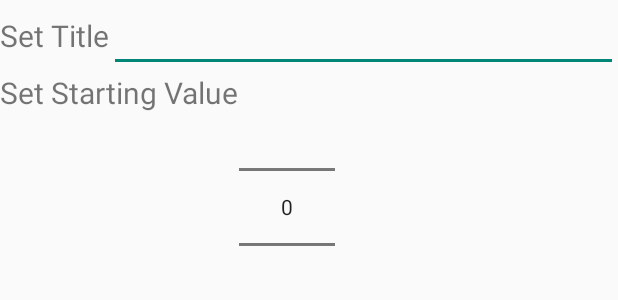
After one commit to adrsamanta/CounterApp, an Android app: the layout create_counter.xml on its own in the app's theme, with its tools: preview values and no code run, on a phone screen of 412 x 824 dp. The commit adds this screen. Shown: the top 300 px of the screen. Run offline under Robolectric (Android 15) with nearby library versions, the phone set to English and light mode, and no system bars.

Commit message:
Created Counter Creation dialog, and began process of adding titles

```diff
--- a/app/src/main/res/layout/activity_main.xml
+++ b/app/src/main/res/layout/activity_main.xml
@@ -24,7 +24,7 @@
             android:layout_height="wrap_content"
             android:text="@string/add_Counter"
             android:id="@+id/addCounterButton"
-            android:onClick="newCounter"
+            android:onClick="addCounter"
             android:layout_gravity="center_horizontal" />
     </FrameLayout>
 
--- /dev/null
+++ b/app/src/main/res/layout/create_counter.xml
@@ -0,0 +1,49 @@
+<?xml version="1.0" encoding="utf-8"?>
+<LinearLayout xmlns:android="http://schemas.android.com/apk/res/android"
+    android:orientation="vertical" android:layout_width="match_parent"
+    android:layout_height="match_parent">
+
+    <LinearLayout
+        android:orientation="horizontal"
+        android:layout_width="match_parent"
+        android:layout_height="wrap_content"
+        android:layout_gravity="center_horizontal">
+
+        <TextView
+            android:layout_width="wrap_content"
+            android:layout_height="wrap_content"
+            android:text="@string/set_title"
+            android:id="@+id/textView"
+            android:textSize="20sp" />
+
+        <EditText
+            android:layout_width="wrap_content"
+            android:layout_height="wrap_content"
+            android:id="@+id/title_Text"
+            android:textSize="20sp"
+            android:layout_weight="1" />
+    </LinearLayout>
+
+    <LinearLayout
+        android:orientation="horizontal"
+        android:layout_width="match_parent"
+        android:layout_height="wrap_content"
+        android:layout_gravity="center_horizontal"
+        android:weightSum="1">
+
+        <TextView
+            android:layout_width="wrap_content"
+            android:layout_height="fill_parent"
+            android:text="@string/set_start_val"
+            android:id="@+id/textView2"
+            android:textSize="20sp" />
+
+        <NumberPicker
+            android:layout_width="wrap_content"
+            android:layout_height="wrap_content"
+            android:id="@+id/start_Val_Picker"
+            android:orientation="horizontal" />
+
+    </LinearLayout>
+
+</LinearLayout>
--- a/app/src/main/res/values/strings.xml
+++ b/app/src/main/res/values/strings.xml
@@ -12,5 +12,11 @@
     <string name="X">X</string>
     <string name="add_Counter">Add Counter</string>
     <string name="set">Set</string>
+    <string name="set_title">Set Title</string>
+    <string name="title">Title</string>
+    <string name="set_start_val">Set Starting Value</string>
+    <string name="create_counter">Create</string>
+    <string name="cancel">Cancel</string>
+
 
 </resources>
```
Also changed, not shown: app/src/main/java/com/samanta/alan/counter/CounterFragment.java (+45 -30 lines), app/src/main/java/com/samanta/alan/counter/CreateCounterDialog.java (added, +65 -0 lines), app/src/main/java/com/samanta/alan/counter/MainActivity.java (+16 -5 lines).
